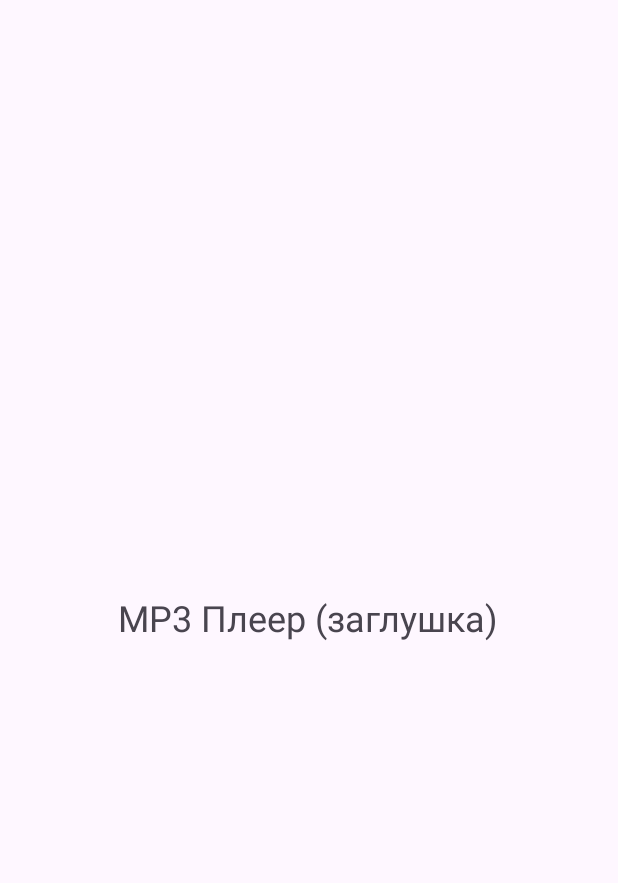
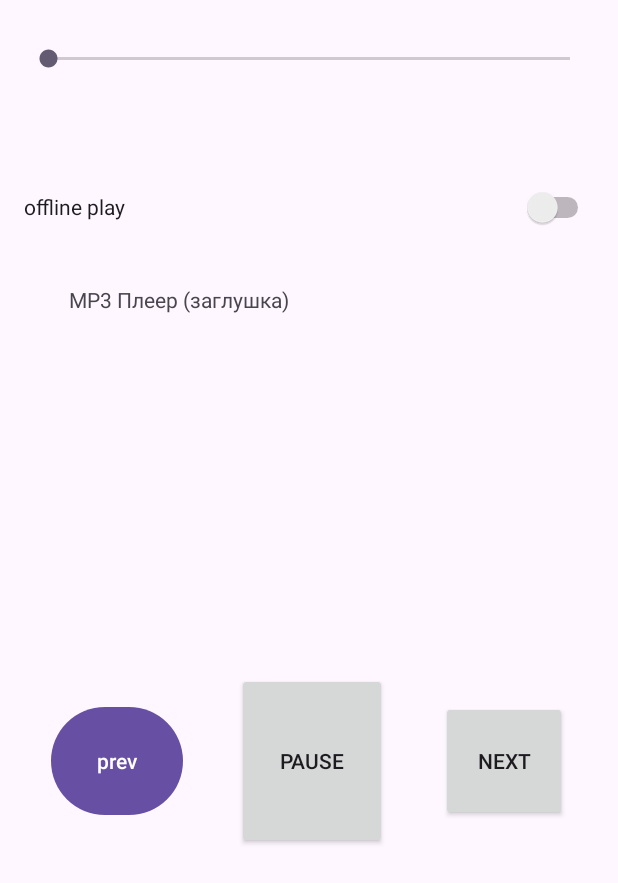
Before and after one commit to fantiknumberone/limon, an Android app: the MusicActivity screen opened directly, with no data from a screen before it, on a phone screen of 412 x 824 dp. Shown: the top 883 px of the screen. Run offline under Robolectric (Android 15) with nearby library versions, the phone set to English and light mode, and no system bars.

Commit message:
подправил дизайн

```diff
--- a/app/src/main/java/com/example/limon/MusicActivity.kt
+++ b/app/src/main/java/com/example/limon/MusicActivity.kt
@@ -10,7 +10,7 @@ class MusicActivity : AppCompatActivity() {
         super.onCreate(savedInstanceState)
         setContentView(R.layout.activity_music)
 
-        val textView: TextView = findViewById(R.id.music_text)
+        val textView: TextView = findViewById(R.id.textViewmp3)
         textView.text = "MP3 Плеер (заглушка)"
     }
 }
--- a/app/src/main/res/layout/activity_music.xml
+++ b/app/src/main/res/layout/activity_music.xml
@@ -1,14 +1,77 @@
 <?xml version="1.0" encoding="utf-8"?>
 <RelativeLayout xmlns:android="http://schemas.android.com/apk/res/android"
+    xmlns:tools="http://schemas.android.com/tools"
     android:layout_width="match_parent"
     android:layout_height="match_parent"
     android:padding="16dp">
 
-    <TextView
-        android:id="@+id/music_text"
+    <LinearLayout
+        android:id="@+id/linearLayout"
         android:layout_width="wrap_content"
-        android:layout_height="wrap_content"
-        android:textSize="24sp"
-        android:layout_centerInParent="true"
-        android:text="@string/button_mp3text" />
+        android:layout_height="182dp"
+        android:layout_alignParentBottom="true"
+        android:layout_marginBottom="195dp"
+        android:orientation="horizontal"
+        android:weightSum="1">
+
+        <Button
+            android:id="@+id/buttonPrev"
+            android:layout_width="wrap_content"
+            android:layout_height="80dp"
+            android:layout_margin="18dp"
+            android:text="@string/prevMp3" />
+
+        <androidx.appcompat.widget.AppCompatButton
+            android:id="@+id/buttonPause"
+            android:layout_width="100dp"
+            android:layout_height="117dp"
+            android:layout_margin="18dp"
+            android:text="@string/pauseMp3" />
+
+        <androidx.appcompat.widget.AppCompatButton
+            android:id="@+id/buttonNext"
+            android:layout_width="wrap_content"
+            android:layout_height="80dp"
+            android:layout_margin="18dp"
+            android:text="@string/nextMp3" />
+
+    </LinearLayout>
+
+    <SeekBar
+        android:id="@+id/volumeBar"
+        android:layout_width="395dp"
+        android:layout_height="47dp" />
+
+    <LinearLayout
+        android:layout_width="395dp"
+        android:layout_height="246dp"
+        android:layout_above="@+id/linearLayout"
+        android:layout_alignParentTop="true"
+        android:layout_marginTop="100dp"
+        android:layout_marginBottom="150dp"
+        android:orientation="vertical">
+
+        <Switch
+            android:id="@+id/switchControl"
+            android:layout_width="match_parent"
+            android:layout_height="44dp"
+            android:text="@string/offPlayMp3"
+            android:visibility="visible"
+            tools:visibility="visible" />
+
+        <TextView
+            android:id="@+id/textViewmp3"
+            android:layout_width="293dp"
+            android:layout_height="42dp"
+            android:layout_margin="30dp"
+            android:text="TextView" />
+
+        <SeekBar
+            android:id="@+id/remBar"
+            android:layout_width="match_parent"
+            android:layout_height="wrap_content"
+            android:layout_margin="20dp" />
+
+    </LinearLayout>
+
 </RelativeLayout>
--- a/app/src/main/res/values/strings.xml
+++ b/app/src/main/res/values/strings.xml
@@ -2,10 +2,6 @@
 <resources>
     <string name="app_name">LIMON</string>
     <string name="app_logo">Логотип приложения</string>
-
-
-    <string name="button_mp3b">MP3 Плеер</string>
-    <string name="button_mp3text">MP3 Плеер (заглушка)</string>
 
 
     <string name="button_calc">Калькулятор</string>
@@ -27,4 +23,12 @@
     <string name="button_ac">AC</string>
     <string name="button_back">Back</string>
     <string name="button_float">.</string>
+
+
+    <string name="button_mp3b">MP3 Плеер</string>
+    <string name="button_mp3text">MP3 Плеер (заглушка)</string>
+    <string name="prevMp3">prev</string>
+    <string name="nextMp3">next</string>
+    <string name="pauseMp3">pause</string>
+    <string name="offPlayMp3">offline play</string>
 </resources>
```
